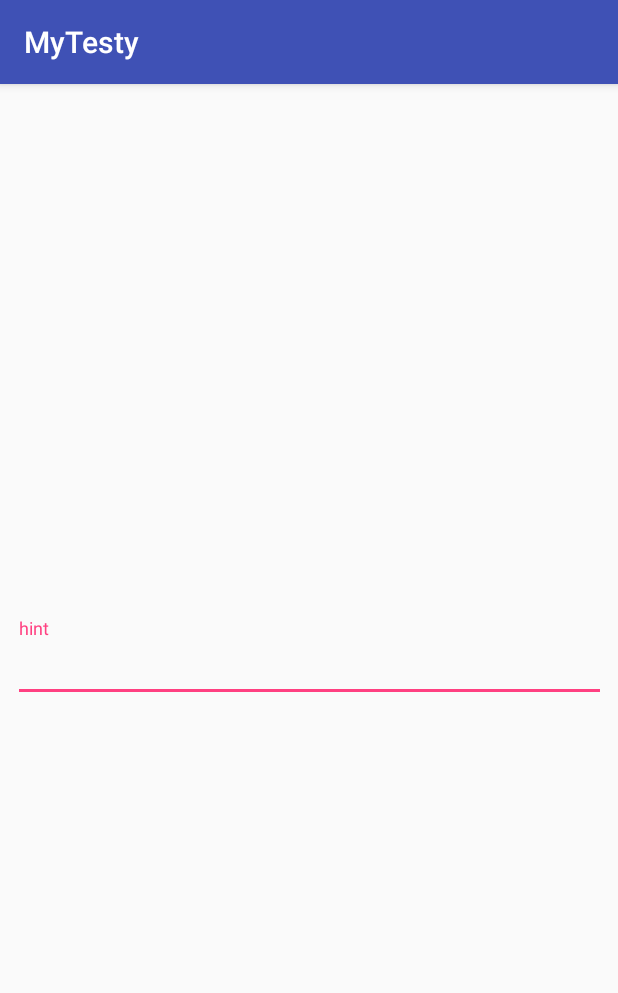
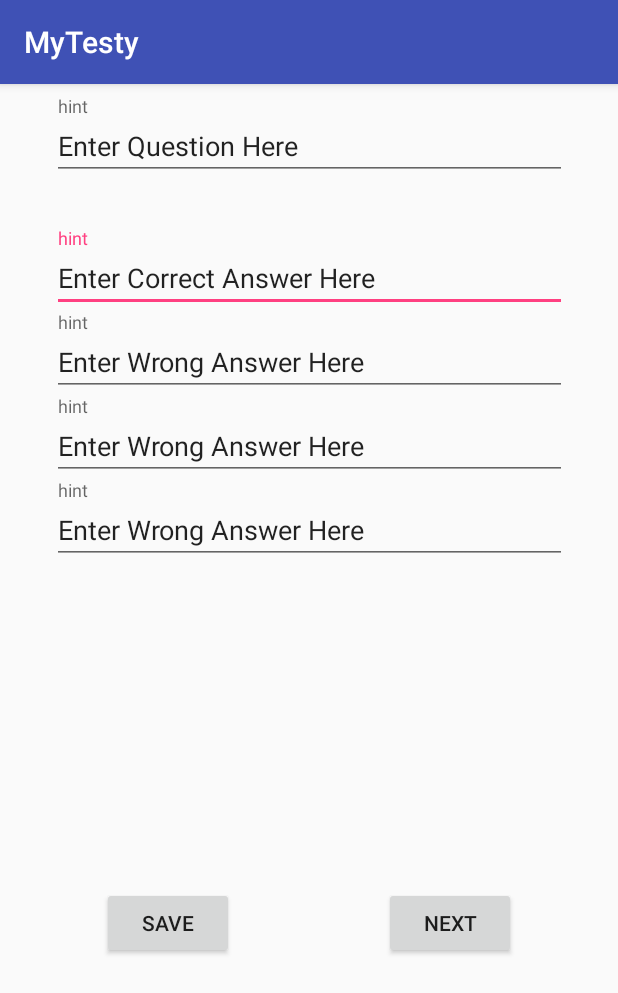
Before and after one commit to fmadrid1317/COP-4331-Testy, an Android app: the MultipleChoice_Activity screen opened directly, with no data from a screen before it, on a phone screen of 412 x 824 dp. Shown: the top 993 px of the screen. Run offline under Robolectric (Android 15) with nearby library versions, the phone set to English and light mode, and no system bars.

Commit message:
UI cleanup
Cleaned up UI, made buttons work, added working page for entering Multiple Choice questions

```diff
--- a/app/src/main/java/com/example/ferna/mytesty/MainMenuActivity.java
+++ b/app/src/main/java/com/example/ferna/mytesty/MainMenuActivity.java
@@ -10,7 +10,8 @@ public class MainMenuActivity extends AppCompatActivity {
 
     public Button newTestButton;
 
-    public void init(){
+    private void init()
+    {
         newTestButton = (Button)findViewById(R.id.newTestButton);
         newTestButton.setOnClickListener(new View.OnClickListener() {
             @Override
@@ -23,7 +24,7 @@ public class MainMenuActivity extends AppCompatActivity {
     }
 
 
-    @Override
+
     protected void onCreate(Bundle savedInstanceState) {
         super.onCreate(savedInstanceState);
         setContentView(R.layout.activity_main_menu);
--- a/app/src/main/java/com/example/ferna/mytesty/MultipleChoice_Activity.java
+++ b/app/src/main/java/com/example/ferna/mytesty/MultipleChoice_Activity.java
@@ -1,13 +1,43 @@
 package com.example.ferna.mytesty;
 
+import android.content.Intent;
 import android.support.v7.app.AppCompatActivity;
 import android.os.Bundle;
+import android.view.View;
+import android.widget.Button;
 
 public class MultipleChoice_Activity extends AppCompatActivity {
+
+    public Button nxtButton;
+    public Button saveButton;
+
+    private void init(){
+        nxtButton = (Button)findViewById(R.id.nxtButton);
+        nxtButton.setOnClickListener(new View.OnClickListener() {
+            @Override
+            public void onClick(View v) {
+                Intent openTestTypes;
+                openTestTypes = new Intent(MultipleChoice_Activity.this, MultipleChoice_Activity.class);
+                startActivity(openTestTypes);
+            }
+        });
+
+        saveButton = (Button)findViewById(R.id.saveButton);
+        saveButton.setOnClickListener(new View.OnClickListener() {
+            @Override
+            public void onClick(View v) {
+                Intent openTestTypes;
+                openTestTypes = new Intent(MultipleChoice_Activity.this, MainMenuActivity.class);
+                startActivity(openTestTypes);
+            }
+        });
+    }
+
 
     @Override
     protected void onCreate(Bundle savedInstanceState) {
         super.onCreate(savedInstanceState);
         setContentView(R.layout.activity_multiple_choice_);
+        init();
     }
 }
--- a/app/src/main/java/com/example/ferna/mytesty/TestTypes.java
+++ b/app/src/main/java/com/example/ferna/mytesty/TestTypes.java
@@ -1,7 +1,9 @@
 package com.example.ferna.mytesty;
 
+import android.content.Intent;
 import android.support.v7.app.AppCompatActivity;
 import android.os.Bundle;
+import android.view.View;
 import android.widget.Button;
 
 public class TestTypes extends AppCompatActivity {
@@ -10,9 +12,43 @@ public class TestTypes extends AppCompatActivity {
     public Button tfButton;
     public Button fbButton;
 
-    @Override
+    private void init()
+    {
+        mcButton = (Button)findViewById(R.id.mcButton);
+        mcButton.setOnClickListener(new View.OnClickListener() {
+            @Override
+            public void onClick(View v) {
+                Intent openNewMultQuiz;
+                openNewMultQuiz = new Intent(TestTypes.this, MultipleChoice_Activity.class);
+                startActivity(openNewMultQuiz);
+            }
+        });
+
+        tfButton = (Button)findViewById(R.id.tfButton);
+        tfButton.setOnClickListener(new View.OnClickListener() {
+            @Override
+            public void onClick(View v) {
+                Intent newTFQuiz;
+                newTFQuiz = new Intent(TestTypes.this, MultipleChoice_Activity.class);
+                startActivity(newTFQuiz);
+            }
+        });
+
+        fbButton = (Button)findViewById(R.id.fbButton);
+        fbButton.setOnClickListener(new View.OnClickListener() {
+            @Override
+            public void onClick(View v) {
+                Intent openFreeQuiz;
+                openFreeQuiz = new Intent(TestTypes.this, MultipleChoice_Activity.class);
+                startActivity(openFreeQuiz);
+            }
+        });
+    }
+
+
     protected void onCreate(Bundle savedInstanceState) {
         super.onCreate(savedInstanceState);
         setContentView(R.layout.activity_test_types);
+        init();
     }
 }
--- a/app/src/main/res/layout/activity_main_menu.xml
+++ b/app/src/main/res/layout/activity_main_menu.xml
@@ -11,13 +11,14 @@
         android:id="@+id/newTestButton"
         android:layout_width="236dp"
         android:layout_height="wrap_content"
+        android:layout_marginBottom="8dp"
+        android:layout_marginEnd="8dp"
         android:layout_marginStart="8dp"
         android:layout_marginTop="18dp"
-        android:layout_marginEnd="29dp"
-        android:layout_marginBottom="8dp"
         android:text="@string/new_test"
         app:layout_constraintBottom_toBottomOf="parent"
         app:layout_constraintEnd_toEndOf="parent"
+        app:layout_constraintHorizontal_bias="0.5"
         app:layout_constraintStart_toStartOf="parent"
         app:layout_constraintTop_toTopOf="parent"
         app:layout_constraintVertical_bias="0.203" />
--- a/app/src/main/res/layout/activity_multiple_choice_.xml
+++ b/app/src/main/res/layout/activity_multiple_choice_.xml
@@ -6,21 +6,128 @@
     android:layout_height="match_parent"
     tools:context=".MultipleChoice_Activity">
 
+    <Button
+        android:id="@+id/saveButton"
+        android:layout_width="wrap_content"
+        android:layout_height="wrap_content"
+        android:layout_marginBottom="39dp"
+        android:layout_marginEnd="32dp"
+        android:layout_marginStart="16dp"
+        android:layout_marginTop="69dp"
+        android:text="Save"
+        app:layout_constraintBottom_toBottomOf="parent"
+        app:layout_constraintEnd_toStartOf="@+id/nxtButton"
+        app:layout_constraintStart_toStartOf="parent"
+        app:layout_constraintTop_toBottomOf="@+id/incAns3" />
+
+    <Button
+        android:id="@+id/nxtButton"
+        android:layout_width="wrap_content"
+        android:layout_height="wrap_content"
+        android:layout_marginBottom="39dp"
+        android:layout_marginEnd="16dp"
+        android:layout_marginStart="16dp"
+        android:layout_marginTop="69dp"
+        android:text="Next"
+        app:layout_constraintBottom_toBottomOf="parent"
+        app:layout_constraintEnd_toEndOf="parent"
+        app:layout_constraintStart_toEndOf="@+id/saveButton"
+        app:layout_constraintTop_toBottomOf="@+id/incAns3" />
+
     <android.support.design.widget.TextInputLayout
-        android:layout_width="395dp"
+        android:id="@+id/corAns"
+        android:layout_width="343dp"
         android:layout_height="wrap_content"
+        android:layout_marginEnd="8dp"
+        android:layout_marginStart="8dp"
+        android:layout_marginTop="16dp"
+        android:orientation="horizontal"
+        app:layout_constraintBottom_toTopOf="@+id/incAns1"
+        app:layout_constraintEnd_toEndOf="parent"
+        app:layout_constraintStart_toStartOf="parent"
+        app:layout_constraintTop_toBottomOf="@+id/qstTxt">
+
+        <android.support.design.widget.TextInputEditText
+            android:layout_width="match_parent"
+            android:layout_height="match_parent"
+            android:hint="hint"
+            android:text="Enter Correct Answer Here" />
+    </android.support.design.widget.TextInputLayout>
+
+    <android.support.design.widget.TextInputLayout
+        android:id="@+id/incAns2"
+        android:layout_width="343dp"
+        android:layout_height="wrap_content"
+        android:layout_marginEnd="8dp"
+        android:layout_marginStart="8dp"
+        android:orientation="horizontal"
+        app:layout_constraintBottom_toTopOf="@+id/incAns3"
+        app:layout_constraintEnd_toEndOf="parent"
+        app:layout_constraintStart_toStartOf="parent"
+        app:layout_constraintTop_toBottomOf="@+id/incAns1">
+
+        <android.support.design.widget.TextInputEditText
+            android:layout_width="match_parent"
+            android:layout_height="match_parent"
+            android:hint="hint"
+            android:text="Enter Wrong Answer Here" />
+    </android.support.design.widget.TextInputLayout>
+
+    <android.support.design.widget.TextInputLayout
+        android:id="@+id/incAns1"
+        android:layout_width="343dp"
+        android:layout_height="wrap_content"
+        android:layout_marginEnd="8dp"
+        android:layout_marginStart="8dp"
+        android:orientation="horizontal"
+        app:layout_constraintBottom_toTopOf="@+id/incAns2"
+        app:layout_constraintEnd_toEndOf="parent"
+        app:layout_constraintStart_toStartOf="parent"
+        app:layout_constraintTop_toBottomOf="@+id/corAns">
+
+        <android.support.design.widget.TextInputEditText
+            android:layout_width="match_parent"
+            android:layout_height="match_parent"
+            android:hint="hint"
+            android:text="Enter Wrong Answer Here" />
+    </android.support.design.widget.TextInputLayout>
+
+    <android.support.design.widget.TextInputLayout
+        android:id="@+id/qstTxt"
+        android:layout_width="343dp"
+        android:layout_height="wrap_content"
+        android:layout_marginBottom="16dp"
+        android:layout_marginEnd="8dp"
         android:layout_marginStart="8dp"
         android:layout_marginTop="8dp"
-        android:layout_marginEnd="8dp"
-        android:layout_marginBottom="8dp"
-        app:layout_constraintBottom_toBottomOf="parent"
+        android:orientation="horizontal"
+        app:layout_constraintBottom_toTopOf="@+id/corAns"
         app:layout_constraintEnd_toEndOf="parent"
         app:layout_constraintStart_toStartOf="parent"
         app:layout_constraintTop_toTopOf="parent">
 
         <android.support.design.widget.TextInputEditText
             android:layout_width="match_parent"
-            android:layout_height="wrap_content"
-            android:hint="hint" />
+            android:layout_height="match_parent"
+            android:hint="hint"
+            android:text="Enter Question Here" />
+    </android.support.design.widget.TextInputLayout>
+
+    <android.support.design.widget.TextInputLayout
+        android:id="@+id/incAns3"
+        android:layout_width="343dp"
+        android:layout_height="wrap_content"
+        android:layout_marginEnd="8dp"
+        android:layout_marginStart="8dp"
+        android:orientation="horizontal"
+        app:layout_constraintEnd_toEndOf="parent"
+        app:layout_constraintStart_toStartOf="parent"
+        app:layout_constraintTop_toBottomOf="@+id/incAns2">
+
+        <android.support.design.widget.TextInputEditText
+            android:layout_width="match_parent"
+            android:layout_height="match_parent"
+            android:hint="hint"
+            android:text="Enter Wrong Answer Here" />
     </android.support.design.widget.TextInputLayout>
 </android.support.constraint.ConstraintLayout>
--- a/app/src/main/res/layout/activity_test_types.xml
+++ b/app/src/main/res/layout/activity_test_types.xml
@@ -8,14 +8,14 @@
 
     <Button
         android:id="@+id/mcButton"
-        android:layout_width="wrap_content"
+        android:layout_width="144dp"
         android:layout_height="wrap_content"
-        android:layout_marginStart="116dp"
+        android:layout_marginEnd="8dp"
+        android:layout_marginStart="8dp"
         android:layout_marginTop="124dp"
-        android:layout_marginEnd="8dp"
         android:text="@string/multiple_choice"
         app:layout_constraintEnd_toEndOf="parent"
-        app:layout_constraintHorizontal_bias="0.111"
+        app:layout_constraintHorizontal_bias="0.5"
         app:layout_constraintStart_toStartOf="parent"
         app:layout_constraintTop_toTopOf="parent" />
 
@@ -23,14 +23,14 @@
         android:id="@+id/tfButton"
         android:layout_width="wrap_content"
         android:layout_height="wrap_content"
+        android:layout_marginBottom="8dp"
+        android:layout_marginEnd="8dp"
         android:layout_marginStart="8dp"
         android:layout_marginTop="88dp"
-        android:layout_marginEnd="8dp"
-        android:layout_marginBottom="8dp"
         android:text="@string/true_false"
         app:layout_constraintBottom_toTopOf="@+id/fbButton"
         app:layout_constraintEnd_toEndOf="parent"
-        app:layout_constraintHorizontal_bias="0.465"
+        app:layout_constraintHorizontal_bias="0.5"
         app:layout_constraintStart_toStartOf="parent"
         app:layout_constraintTop_toBottomOf="@+id/mcButton"
         app:layout_constraintVertical_bias="0.26" />
@@ -39,12 +39,13 @@
         android:id="@+id/fbButton"
         android:layout_width="wrap_content"
         android:layout_height="wrap_content"
+        android:layout_marginBottom="128dp"
+        android:layout_marginEnd="8dp"
         android:layout_marginStart="8dp"
-        android:layout_marginEnd="8dp"
-        android:layout_marginBottom="128dp"
         android:text="@string/fill_in_the_blank"
         app:layout_constraintBottom_toBottomOf="parent"
         app:layout_constraintEnd_toEndOf="parent"
+        app:layout_constraintHorizontal_bias="0.5"
         app:layout_constraintStart_toStartOf="parent" />
 
 </android.support.constraint.ConstraintLayout>
```
